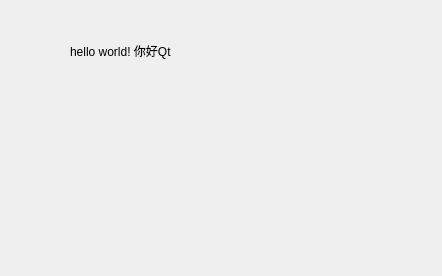
Above: helloworld/hellodialog.ui from kingsing2/qt_helloworld before the change. Below: the same form after it.
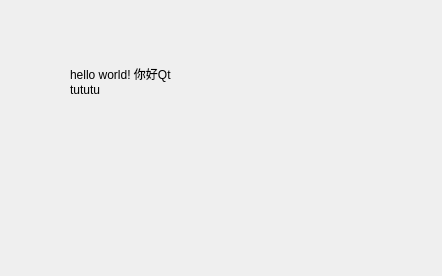
That is the form after the change.

```diff
--- a/helloworld/hellodialog.ui
+++ b/helloworld/hellodialog.ui
@@ -18,12 +18,13 @@
     <rect>
      <x>70</x>
      <y>40</y>
-     <width>131</width>
-     <height>21</height>
+     <width>221</width>
+     <height>81</height>
     </rect>
    </property>
    <property name="text">
-    <string>hello world! 你好Qt</string>
+    <string>hello world! 你好Qt
+tututu</string>
    </property>
   </widget>
  </widget>
```
